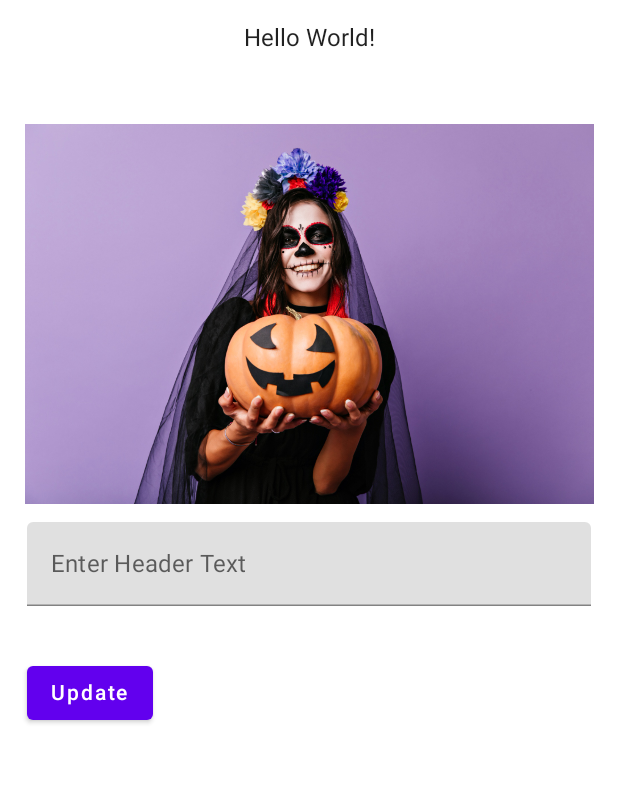
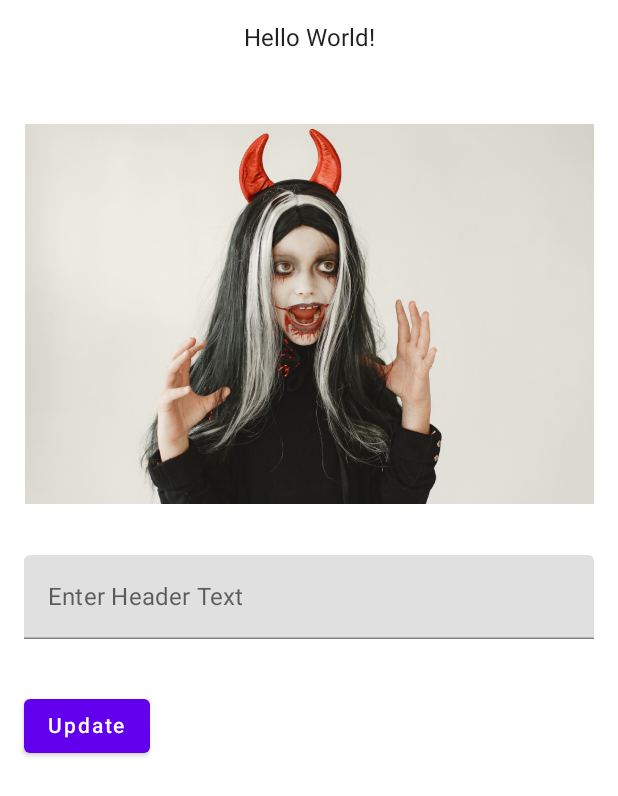
Before and after one commit to bmurenzi25/bmurenzi---Android-Course, an Android app built with Jetpack Compose: the screen it shows after launch (MainActivity), after a tap on "Update", on a phone screen of 412 x 824 dp. Shown: the top 796 px of the screen. Run offline under Robolectric (Android 15) with nearby library versions, the phone set to English and light mode, and no system bars.

Commit message:
add updating UI

```diff
--- a/app/src/main/java/com/example/androidlab2/MainActivity.kt
+++ b/app/src/main/java/com/example/androidlab2/MainActivity.kt
@@ -1,6 +1,7 @@
 package com.example.androidlab2
 
 import android.os.Bundle
+import android.widget.Toast
 import androidx.activity.ComponentActivity
 import androidx.activity.compose.setContent
 import androidx.compose.foundation.Image
@@ -12,6 +13,7 @@ import androidx.compose.runtime.*
 import androidx.compose.ui.Alignment
 import androidx.compose.ui.Modifier
 import androidx.compose.ui.draw.clip
+import androidx.compose.ui.platform.LocalContext
 import androidx.compose.ui.res.painterResource
 import androidx.compose.ui.res.stringResource
 import androidx.compose.ui.tooling.preview.Preview
@@ -38,7 +40,7 @@ class MainActivity : ComponentActivity() {
 @Composable
 fun DrawUI()
 {
-    var headerText by remember { mutableStateOf(R.string.header_text) }
+    var headerText by remember { mutableStateOf("Hello World!") }
     var inputText by remember { mutableStateOf("") }
     var showSecondImage by remember { mutableStateOf(false) }
 
@@ -48,7 +50,7 @@ fun DrawUI()
         modifier = Modifier.padding(16.dp)
     ) {
         Text(
-            text = stringResource(id = R.string.header_text),
+            text = headerText,
 //            style = MaterialTheme.typography.titleLarge
         )
         Spacer(modifier = Modifier.height(48.dp))
@@ -61,11 +63,16 @@ fun DrawUI()
                 .aspectRatio(3f / 2f)
         )
         Column(
-            Modifier.padding(2.dp)
+            Modifier.padding(0.dp, 24.dp)
         ) {
             HeaderTextField(header = inputText, changed = { inputText = it })
             Spacer(modifier = Modifier.height(24.dp))
-            UpdateUI ({ headerText })
+            UpdateUI (inputText)
+            {
+                headerText = if (inputText.isNotBlank()) inputText else headerText
+                showSecondImage = !showSecondImage
+                inputText = ""
+            }
         }
     }
 }
@@ -83,15 +90,10 @@ fun HeaderTextField(header: String, changed: (String) ->Unit){
 }
 
 @Composable
-fun UpdateUI(clicked: () -> Unit){
+fun UpdateUI(inputText : String, clicked: () -> Unit){
     Button(onClick= clicked) {
         Text(stringResource(id = R.string.btn_updateUI))
     }
-}
-
-@Composable
-fun Greeting(name: String) {
-    Text(text = "Hello $name!")
 }
 
 @Preview(showBackground = true)
```
